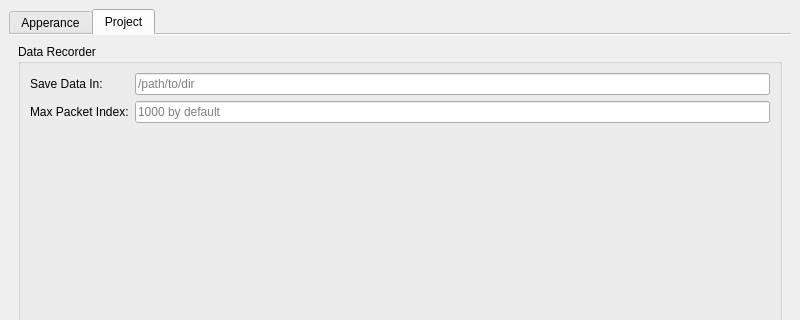
Old version of the form nsys/ui/settings.ui in the repository Raghav67816/NID-24; both pictures show x 0 to 800 and y 0 to 320 of the 800 by 600 pixel window.
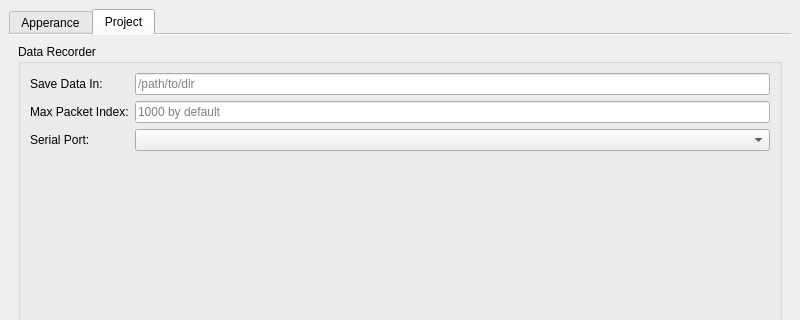
New version of the form. The open tabs and pages were chosen to show the change.

What changed in the file:
```diff
--- a/nsys/ui/settings.ui
+++ b/nsys/ui/settings.ui
@@ -138,6 +138,16 @@
              </property>
             </widget>
            </item>
+           <item row="2" column="0">
+            <widget class="QLabel" name="serialPortLabel">
+             <property name="text">
+              <string>Serial Port: </string>
+             </property>
+            </widget>
+           </item>
+           <item row="2" column="1">
+            <widget class="QComboBox" name="serialPortBox"/>
+           </item>
           </layout>
          </widget>
         </item>
```
Left out of the diff: 2 changed lines with no effect on the pictures.
